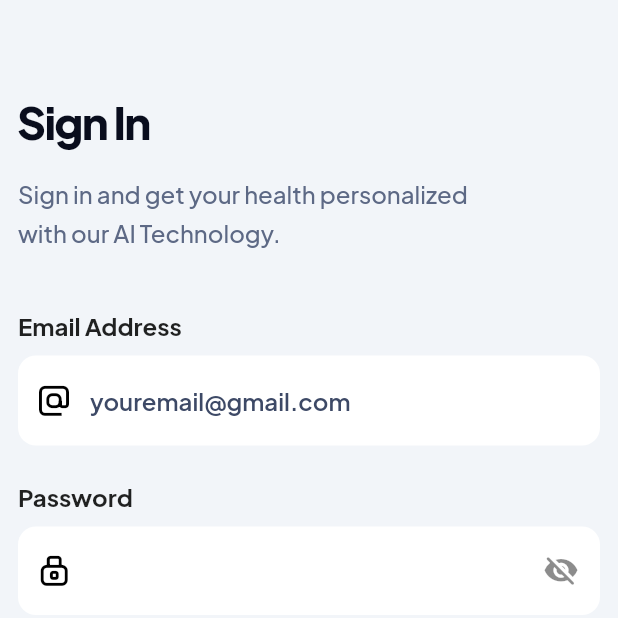
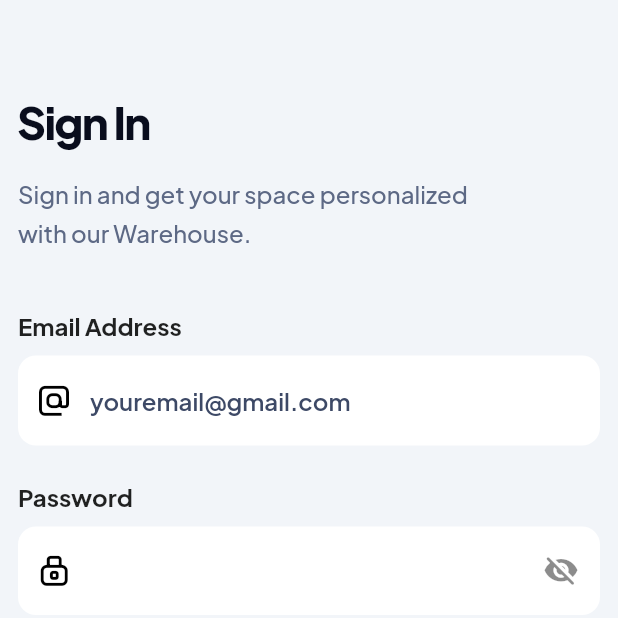
Before and after one commit to galihtra/Warebox, a Flutter app: the screen it shows after launch, after a tap on "Sign in", on a phone screen of 412 x 824 dp, the top half of it. Run offline on Flutter 3.47's test engine with Material 2 defaults, Android fonts, the light colour scheme and no system bars; our stand-ins replace bloc, equatable, flutter_bloc, font_awesome_flutter, formz, google_fonts; accounts and stored records are empty.

Commit message:
revision text in login page

```diff
--- a/lib/login/view/login_page.dart
+++ b/lib/login/view/login_page.dart
@@ -47,7 +47,7 @@ class LoginPage extends StatelessWidget {
               Container(
                 alignment: Alignment.topLeft,
                 child: Text(
-                  'Sign in and get your health personalized \nwith our AI Technology.',
+                  'Sign in and get your space personalized \nwith our Warehouse.',
                   style: GoogleFonts.getFont(
                     'Plus Jakarta Sans',
                     fontSize: 16,
```
